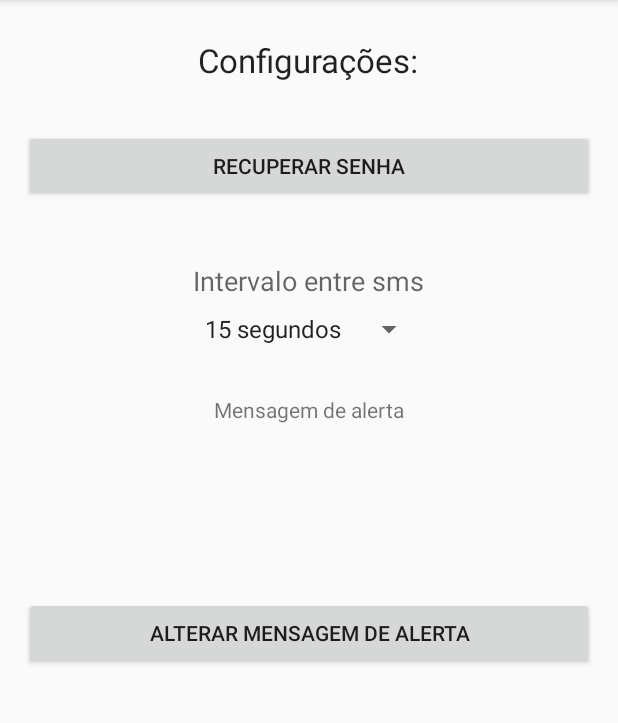
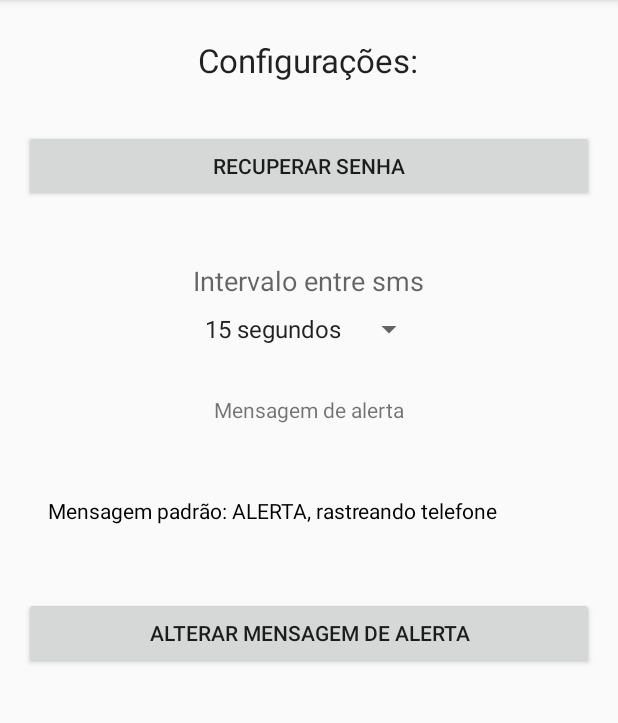
Before and after one commit to PegaLadrao/PegaLadrao_beta_1, an Android app: the SettingsActivity screen opened directly, with no data from a screen before it, on a phone screen of 412 x 824 dp, the part 84-807 px from its top. Run offline under Robolectric (Android 15) with nearby library versions, the phone set to English and light mode, and no system bars.

```diff
--- a/app/src/main/java/com/iniciacao/android/lucas/design_1/SettingsActivity.java
+++ b/app/src/main/java/com/iniciacao/android/lucas/design_1/SettingsActivity.java
@@ -4,6 +4,7 @@ import android.Manifest;
 import android.content.DialogInterface;
 import android.content.Intent;
 import android.content.pm.PackageManager;
+import android.os.StrictMode;
 import android.support.design.widget.Snackbar;
 import android.support.v4.app.ActivityCompat;
 import android.support.v4.content.ContextCompat;
@@ -31,16 +32,9 @@ public class SettingsActivity extends AppCompatActivity implements View.OnClickL
 
     private final static String TAG = "TAG";
 
-    private final String msg_alertaPadrao = "Mensagem de alerta que irá aparecer na tela de bloqueio. " +
-            "Para editar, clique no botão ALTERAR MENSAGEM DE ALERTA."+ "\n";
+    private final String msg_alertaPadraoObs = "Mensagem padrão: ALERTA, rastreando telefone";
 
-    private String msg_alerta;
-
-    private String[] infos;
-
-    private String info;
-
-    private String msgPadrão;
+    public static final String msg_alertaPadrao = "ALERTA, rastreando telefone";
 
     public static final String FILE_INFORMACAO = "info.txt";
 
@@ -54,7 +48,7 @@ public class SettingsActivity extends AppCompatActivity implements View.OnClickL
 
     private Spinner spinner_setTime;
 
-    private TextView txt_mensagemNotificacao;
+    private TextView txt_mensagemAlerta;
 
     private Button button_RecuperarSenha;
 
@@ -87,7 +81,7 @@ public class SettingsActivity extends AppCompatActivity implements View.OnClickL
 
         getDataFromFile = new GetDataFromFile(this);
 
-        txt_mensagemNotificacao = (TextView)findViewById(R.id.txt_mensagemNotificação);
+        txt_mensagemAlerta = (TextView)findViewById(R.id.txt_mensagemAlerta);
 
         relativeLayout = (RelativeLayout)findViewById(R.id.relativeLayout_settings);
 
@@ -99,9 +93,19 @@ public class SettingsActivity extends AppCompatActivity implements View.OnClickL
 
         unitSpinner();
 
+        setMensagemAlerta();
+
+    }
+
+    private void setMensagemAlerta(){
+
+        if (file.checkFile(IO_file.FILE_CONFIG_ALERT)){
             String text = new IO_file(getApplicationContext()).recuperar(IO_file.FILE_CONFIG_ALERT);
-        txt_mensagemNotificacao.setText(text);
-
+            txt_mensagemAlerta.setText(text);
+        }else {
+            txt_mensagemAlerta.setText(msg_alertaPadraoObs);
+            new IO_file(getApplicationContext()).salvar(msg_alertaPadrao, IO_file.FILE_CONFIG_ALERT);
+        }
     }
 
     private int getIdx(String s) {
@@ -163,6 +167,9 @@ public class SettingsActivity extends AppCompatActivity implements View.OnClickL
         if (v.getId() == R.id.button_recuperarSenha){
             callAlertDialog();
         } else if (v.getId() == R.id.button_mensagemNotificacao) {
+
+            if(file.checkFile(IO_file.FILE_CONFIG_ALERT)) {
+
                 final EditText input = new EditText(this);
                 input.setInputType(InputType.TYPE_CLASS_TEXT);
 
@@ -173,17 +180,30 @@ public class SettingsActivity extends AppCompatActivity implements View.OnClickL
                             @Override
                             public void onClick(DialogInterface dialog, int which) {
                                 String text = input.getText().toString();
-                            txt_mensagemNotificacao.setText(text);
+                                txt_mensagemAlerta.setText(text);
                                 new IO_file(getApplicationContext()).salvar(text, IO_file.FILE_CONFIG_ALERT);
                             }
                         })
-                    .setNegativeButton("Cancel", new DialogInterface.OnClickListener() {
+                        .setNegativeButton("Mensagem padrão", new DialogInterface.OnClickListener() {
                             @Override
                             public void onClick(DialogInterface dialog, int which) {
+                                txt_mensagemAlerta.setText(msg_alertaPadraoObs);
+                                new IO_file(getApplicationContext()).salvar(msg_alertaPadrao, IO_file.FILE_CONFIG_ALERT);
                                 dialog.cancel();
                             }
                         })
                         .show();
+            }else {
+                Snackbar.make(relativeLayout,"Você não possui dados cadastrados", Snackbar.LENGTH_LONG)
+                        .setAction("\nCADASTRAR", new View.OnClickListener() {
+                            @Override
+                            public void onClick(View v) {
+                                Intent intent = new Intent(SettingsActivity.this, FormActivity.class);
+                                startActivity(intent);
+                            }
+                        })
+                        .show();
+            }
         }
     }
 
--- a/app/src/main/res/layout/activity_settings.xml
+++ b/app/src/main/res/layout/activity_settings.xml
@@ -102,7 +102,7 @@
             <TextView
                 android:layout_width="match_parent"
                 android:layout_height="wrap_content"
-                android:id="@+id/txt_mensagemNotificação"
+                android:id="@+id/txt_mensagemAlerta"
                 android:textAppearance="?android:attr/textAppearanceSmall"
                 android:textColor="@android:color/black"
                 android:layout_margin="@dimen/activity_horizontal_margin" />
```
Also changed, not shown: app/src/main/java/com/iniciacao/android/lucas/design_1/FormActivity.java (+11 -0 lines), app/src/main/java/com/iniciacao/android/lucas/design_1/LockScreen.java (+20 -1 lines), app/src/main/res/layout/activity_lock_screen.xml (+8 -0 lines). Lines whose indentation alone changed are shown as unchanged.
